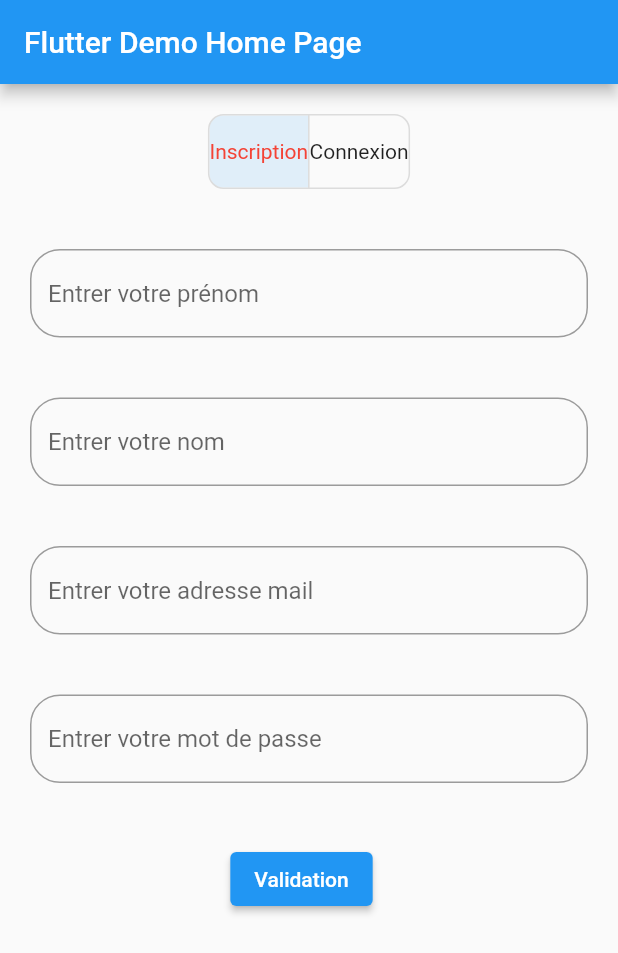
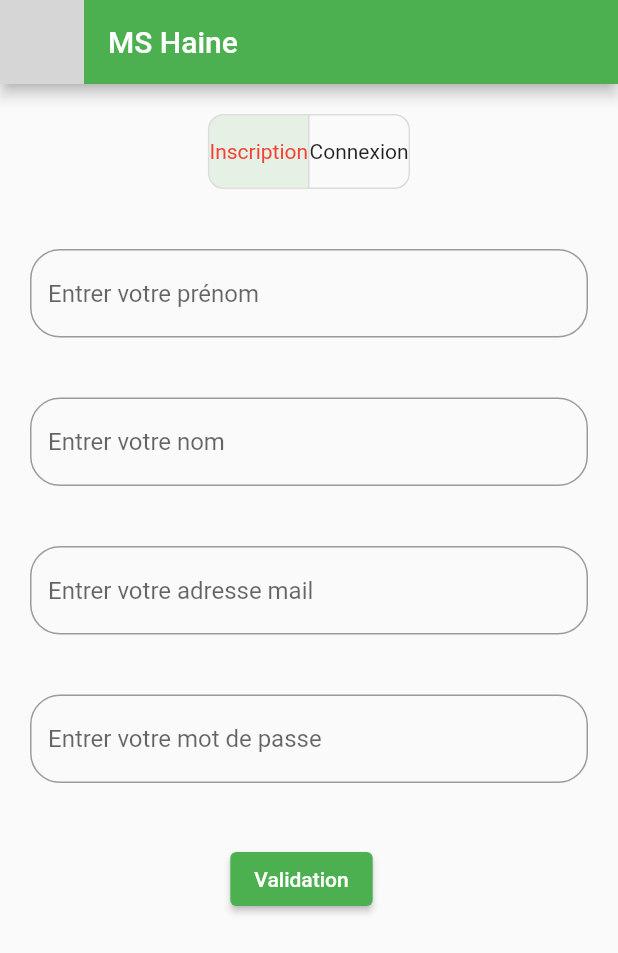
Before and after one commit to Charmander-Team/ms-haine, a Flutter app: the screen it shows after launch, on a phone screen of 412 x 824 dp. Shown: the top 953 px of the screen. Run offline on Flutter 3.47's test engine with Material 2 defaults, Android fonts, the phone set to English and light mode, and no system bars; our stand-ins replace cloud_firestore, file_picker, firebase_auth, firebase_core, firebase_storage; missing offline and left inert: cloud_firestore_web, firebase_auth_web, firebase_core_web, firebase_storage_web; accounts and stored records are empty; network calls fail; grey boxes are pictures that could not be loaded.

Commit message:
:art: update app bar and app title

```diff
--- a/lib/main.dart
+++ b/lib/main.dart
@@ -29,13 +29,12 @@ class MyApp extends StatelessWidget {
   @override
   Widget build(BuildContext context) {
     return MaterialApp(
-      title: 'Flutter Demo',
+      title: 'MS Haine',
       theme: ThemeData(
-
-        primarySwatch: Colors.blue,
+        primarySwatch: Colors.green,
       ),
 
-      home: const MyHomePage(title: 'Flutter Demo Home Page'),
+      home: const MyHomePage(title: 'MS Haine'),
       debugShowCheckedModeBanner: false,
     );
   }
@@ -68,7 +67,12 @@ class _MyHomePageState extends State<MyHomePage> {
 
     return Scaffold(
       appBar: AppBar(
-
+        leading: ClipOval(
+          child: SizedBox.fromSize(
+            size: const Size.fromHeight(80),
+            child: Image.network('https://pbs.twimg.com/profile_images/3141672525/42d0f32a6b76790e8d6f1ad6fcd30dbe_400x400.png', fit: BoxFit.cover),
+          ),
+        ),
         title: Text(widget.title),
       ),
       body: Center(
```
